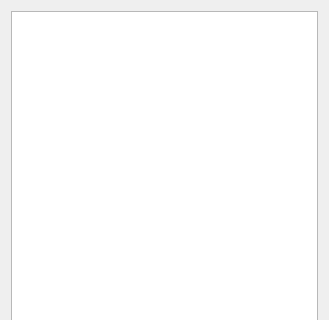
Above: QtAPI/inc/QtAPI/FitWidget.ui from rrnntt/SmallProject before the change; both pictures show x 0 to 329 and y 0 to 320 of the 329 by 541 pixel window. Below: the same form after it.
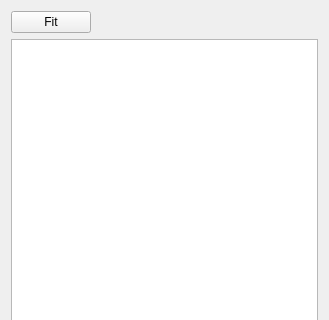
That is the form after the change.

Patch:
```diff
--- a/QtAPI/inc/QtAPI/FitWidget.ui
+++ b/QtAPI/inc/QtAPI/FitWidget.ui
@@ -14,6 +14,30 @@
    <string>Form</string>
   </property>
   <layout class="QVBoxLayout" name="verticalLayout">
+   <item>
+    <layout class="QHBoxLayout" name="horizontalLayout">
+     <item>
+      <widget class="QPushButton" name="btnFit">
+       <property name="text">
+        <string>Fit</string>
+       </property>
+      </widget>
+     </item>
+     <item>
+      <spacer name="horizontalSpacer">
+       <property name="orientation">
+        <enum>Qt::Horizontal</enum>
+       </property>
+       <property name="sizeHint" stdset="0">
+        <size>
+         <width>40</width>
+         <height>20</height>
+        </size>
+       </property>
+      </spacer>
+     </item>
+    </layout>
+   </item>
    <item>
     <widget class="QTextEdit" name="teFunction">
      <property name="font">
```
Left out of the diff: 34 changed lines with no effect on the pictures.
